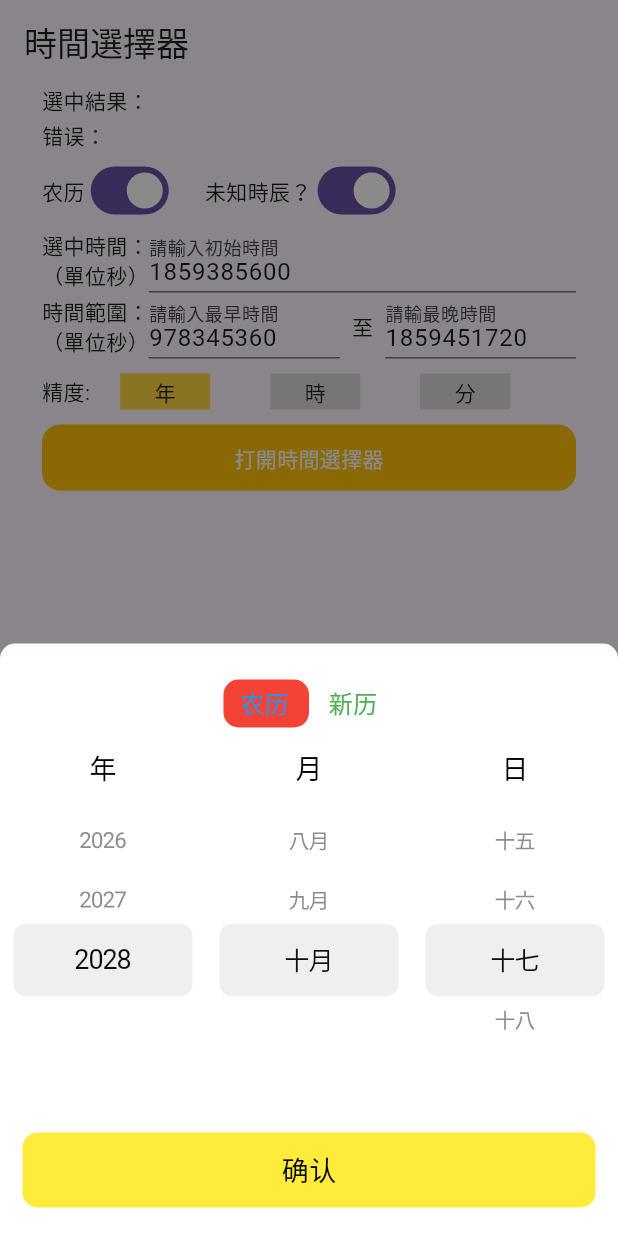
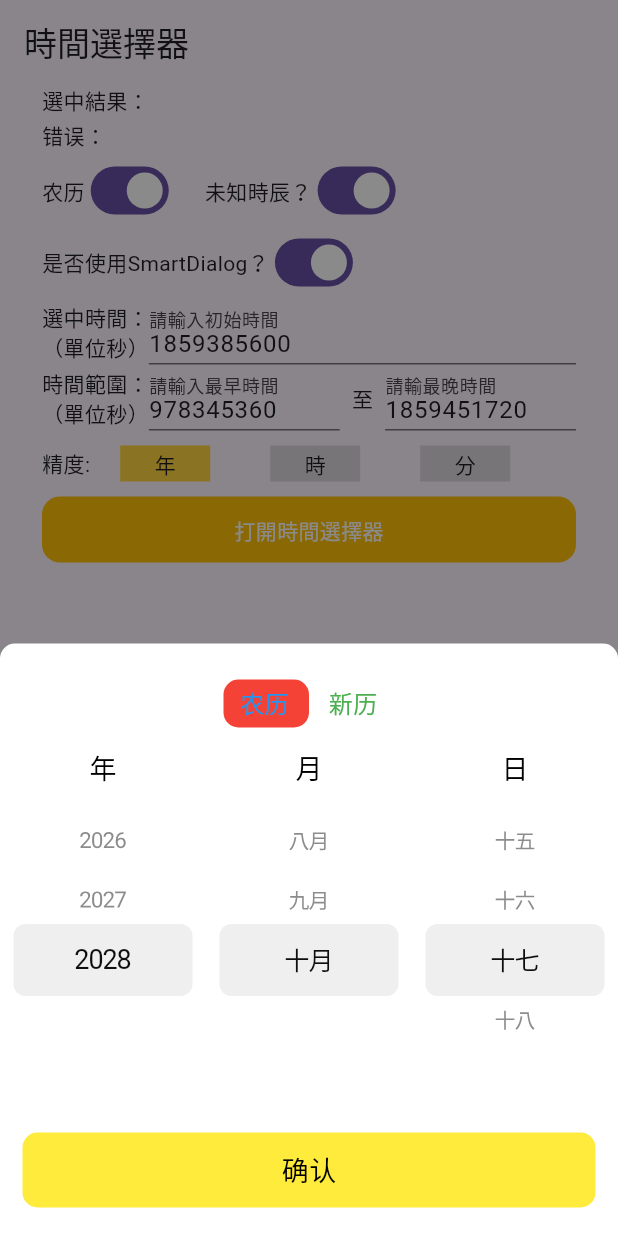
Before and after one commit to SeerOnnetMobile/calendar_picker_plguin, a Flutter app: the screen it shows after launch, after a tap on "打開時間選擇器", on a phone screen of 412 x 824 dp. Run offline on Flutter 3.47's test engine with Material 3 defaults, Android fonts, the phone set to English and light mode, and no system bars; our stand-ins replace flutter_smart_dialog, get.

Commit message:
fix:smartDialog关闭调用的方法

```diff
--- a/example/lib/main.dart
+++ b/example/lib/main.dart
@@ -37,8 +37,7 @@ class _MyAppState extends State<MyApp> {
       ),
       home: MyPage(),
       navigatorObservers: [FlutterSmartDialog.observer],
-      builder: FlutterSmartDialog.init(
-          builder: (context, widget) {
+      builder: FlutterSmartDialog.init(builder: (context, widget) {
         return MediaQuery(
           ///设置文字大小不随系统设置改变
           data: MediaQuery.of(context).copyWith(textScaler: const TextScaler.linear(1.0)),
@@ -60,6 +59,7 @@ class _MyPageState extends State<MyPage> {
   String _selectedDate = '未选择';
   String _errorMsg = '';
   bool _isLunar = true;
+  bool _isSmartDialog = true;
   bool _isUnknowHour = true;
   CalendarPickerType _type = CalendarPickerType.day;
   final initTimeController = TextEditingController(text: "1859385600");
@@ -117,6 +117,17 @@ class _MyPageState extends State<MyPage> {
                         value: _isUnknowHour,
                         onChanged: (isTrue) {
                           _isUnknowHour = isTrue;
+                          setState(() {});
+                        }),
+                  ],
+                ),
+                Row(
+                  children: [
+                    const Text("是否使用SmartDialog？"),
+                    Switch(
+                        value: _isSmartDialog,
+                        onChanged: (isTrue) {
+                          _isSmartDialog = isTrue;
                           setState(() {});
                         }),
                   ],
@@ -247,7 +258,7 @@ class _MyPageState extends State<MyPage> {
         segmentSelectedColor: Colors.green,
         confirmBtnColor: Colors.yellow,
         confirmTextColor: Colors.black);
-    CalendarPickerWidgetPage(
+    final page = CalendarPickerWidgetPage(
       config: config,
       initialDate: int.parse(initTimeController.text),
       minDate: int.parse(minTimeController.text),
@@ -266,6 +277,11 @@ class _MyPageState extends State<MyPage> {
         _errorMsg = msg;
         setState(() {});
       },
-    ).showWithSmartDialog();
+    );
+    if (_isSmartDialog) {
+      page.showWithSmartDialog();
+    } else {
+      page.show(context: context);
     }
   }
+}
--- a/lib/calendar_picker_widget_view.dart
+++ b/lib/calendar_picker_widget_view.dart
@@ -76,8 +76,13 @@ class CalendarPickerWidgetPage extends StatelessWidget {
 
   }
 
+  // 关闭弹窗
   void closeBottomSheet() {
-    Navigator.pop(_context!);
+    if (_context != null) {
+      Navigator.pop(_context!);
+    } else {
+      SmartDialog.dismiss();
+    }
   }
 
   @override
```
Lines whose indentation alone changed are shown as unchanged.
